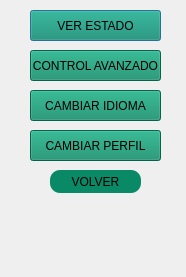
First picture: the form in interfaz/panel_control.ui, repository Supranet-ar/tvip, before the edit.
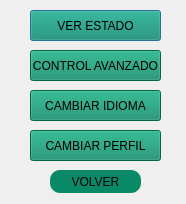
Second picture: the form after the edit. Icons and pictures are not drawn.

```diff
--- a/interfaz/panel_control.ui
+++ b/interfaz/panel_control.ui
@@ -7,7 +7,7 @@
     <x>0</x>
     <y>0</y>
     <width>186</width>
-    <height>277</height>
+    <height>204</height>
    </rect>
   </property>
   <property name="windowTitle">
```
